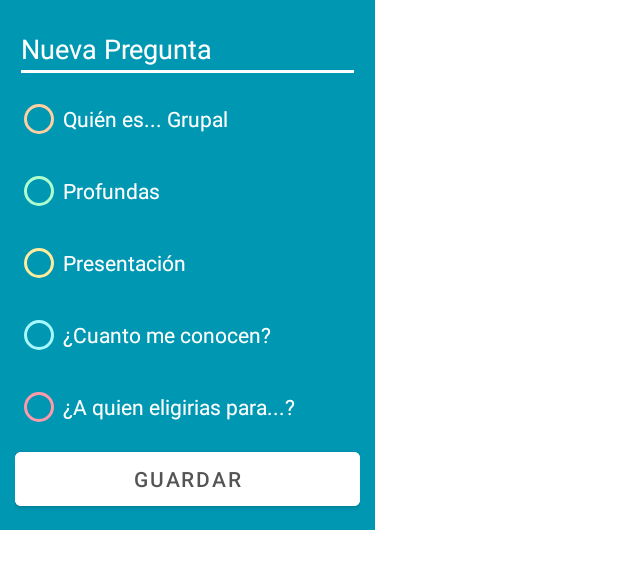
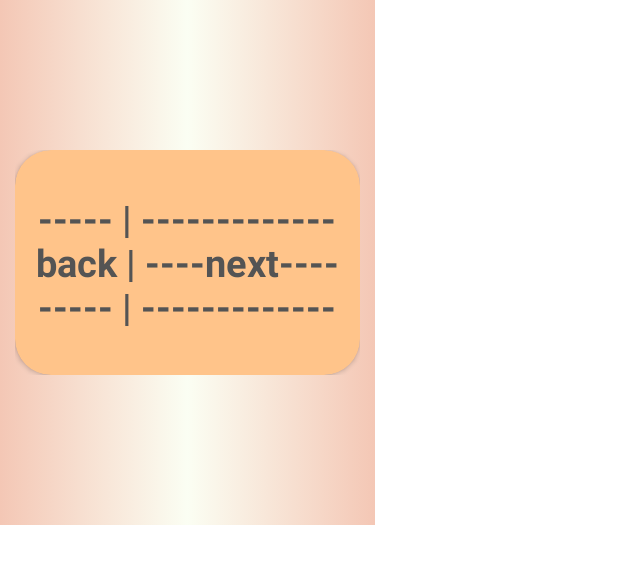
Before and after one commit to EzeDiazTrigo/QuestionsApp, an Android app: the layout dialog_new_question.xml on its own in the app's theme, with its tools: preview values and no code run, on a phone screen of 412 x 824 dp. Shown: the top 569 px of the screen. Run offline under Robolectric (Android 15) with nearby library versions, the phone set to English and light mode, and no system bars.

Commit message:
Boton de ayuda

```diff
--- a/Preguntas1/app/src/main/res/drawable/background.xml
+++ b/Preguntas1/app/src/main/res/drawable/background.xml
@@ -7,7 +7,7 @@
                 android:startColor="@color/background_card2"
                 android:centerColor="@color/background_card1"
                 android:endColor="@color/background_card2"
-                android:type="radial">
+                android:type="linear">
             </gradient>
         </shape>
     </item>
--- /dev/null
+++ b/Preguntas1/app/src/main/res/drawable/ic_question.xml
@@ -0,0 +1,5 @@
+<vector xmlns:android="http://schemas.android.com/apk/res/android" android:height="500dp" android:tint="#000000" android:viewportHeight="24" android:viewportWidth="24" android:width="500dp">
+
+    <path android:fillColor="@android:color/white" android:pathData="M11.07,12.85c0.77,-1.39 2.25,-2.21 3.11,-3.44c0.91,-1.29 0.4,-3.7 -2.18,-3.7c-1.69,0 -2.52,1.28 -2.87,2.34L6.54,6.96C7.25,4.83 9.18,3 11.99,3c2.35,0 3.96,1.07 4.78,2.41c0.7,1.15 1.11,3.3 0.03,4.9c-1.2,1.77 -2.35,2.31 -2.97,3.45c-0.25,0.46 -0.35,0.76 -0.35,2.24h-2.89C10.58,15.22 10.46,13.95 11.07,12.85zM14,20c0,1.1 -0.9,2 -2,2s-2,-0.9 -2,-2c0,-1.1 0.9,-2 2,-2S14,18.9 14,20z"/>
+
+</vector>
--- a/Preguntas1/app/src/main/res/layout/dialog_new_question.xml
+++ b/Preguntas1/app/src/main/res/layout/dialog_new_question.xml
@@ -1,73 +1,50 @@
 <?xml version="1.0" encoding="utf-8"?>
-<LinearLayout xmlns:android="http://schemas.android.com/apk/res/android"
+<androidx.constraintlayout.widget.ConstraintLayout xmlns:android="http://schemas.android.com/apk/res/android"
     android:layout_width="250dp"
     android:layout_height="wrap_content"
+    xmlns:app="http://schemas.android.com/apk/res-auto"
     android:orientation="vertical"
-    android:background="@color/background_card"
-    android:padding="10dp">
+    android:background="@drawable/background"
+    android:paddingHorizontal="10dp"
+    android:paddingVertical="100dp">
 
-    <EditText
-        android:layout_width="match_parent"
-        android:layout_height="wrap_content"
-        android:id="@+id/etQuestion"
-        android:hint="@string/add_question"
-        android:textColor="@color/white"
-        android:textColorHint="@color/white"
-        android:backgroundTint="@color/white"
-        />
-    <RadioGroup
-        android:id="@+id/rgGames"
-        android:layout_width="match_parent"
-        android:layout_height="wrap_content"
-        >
-        <RadioButton
-            android:id="@+id/rbWhois"
+    <androidx.cardview.widget.CardView
+        android:id="@+id/cvQuestionGeneral"
+        android:layout_width="0dp"
+        android:layout_height="150dp"
+
+        android:foregroundGravity="center"
+        app:cardBackgroundColor="@color/block_whois"
+        app:cardCornerRadius="24dp"
+        app:layout_constraintBottom_toBottomOf="parent"
+        app:layout_constraintEnd_toEndOf="parent"
+        app:layout_constraintStart_toStartOf="parent"
+        app:layout_constraintTop_toTopOf="parent">
+
+        <androidx.appcompat.widget.LinearLayoutCompat
             android:layout_width="match_parent"
-            android:layout_height="wrap_content"
-            android:text="@string/whois"
-            android:textColor="@color/white"
-            android:buttonTint="@color/buttom_whois"/>
+            android:layout_height="match_parent"
+            android:gravity="center"
+            android:orientation="vertical">
 
-        <RadioButton
-            android:id="@+id/rbDeep"
-            android:layout_width="match_parent"
-            android:layout_height="wrap_content"
-            android:text="@string/deep"
-            android:textColor="@color/white"
-            android:buttonTint="@color/buttom_deep"/>
+            <TextView
+                android:id="@+id/Question"
+                android:layout_width="wrap_content"
+                android:layout_height="wrap_content"
+                android:gravity="center"
+                android:padding="10dp"
+                android:textColor="@color/textdark"
+                android:textSize="25sp"
+                android:textStyle="bold"
+                app:layout_constraintBottom_toBottomOf="parent"
+                app:layout_constraintEnd_toEndOf="parent"
+                app:layout_constraintStart_toStartOf="parent"
+                app:layout_constraintTop_toTopOf="parent"
+                android:text="@string/help"
 
-        <RadioButton
-            android:id="@+id/rbMet"
-            android:layout_width="match_parent"
-            android:layout_height="wrap_content"
-            android:text="@string/met"
-            android:textColor="@color/white"
-            android:buttonTint="@color/buttom_met"/>
-
-        <RadioButton
-            android:id="@+id/rbPlus"
-            android:layout_width="match_parent"
-            android:layout_height="wrap_content"
-            android:text="@string/plus"
-            android:textColor="@color/white"
-            android:buttonTint="@color/buttom_plus"/>
-
-        <RadioButton
-            android:id="@+id/rbLines"
-            android:layout_width="match_parent"
-            android:layout_height="wrap_content"
-            android:text="@string/lines"
-            android:textColor="@color/white"
-            android:buttonTint="@color/block_15lines"/>
-
-    </RadioGroup>
-
-    <Button
-        android:layout_width="match_parent"
-        android:layout_height="wrap_content"
-        android:text="@string/save"
-        android:textColor="@color/textdark"
-        android:backgroundTint="@color/white"/>
+                />
+        </androidx.appcompat.widget.LinearLayoutCompat>
+    </androidx.cardview.widget.CardView>
 
 
-</LinearLayout>
+</androidx.constraintlayout.widget.ConstraintLayout>
--- a/Preguntas1/app/src/main/res/values/colors.xml
+++ b/Preguntas1/app/src/main/res/values/colors.xml
@@ -9,15 +9,15 @@
     <color name="white">#FFFFFFFF</color>
 
     <color name="background_card1">#fbfef3</color>
-    <color name="background_card2">#feeae3</color>
+    <color name="background_card2">#F4C7B5</color>
 
     <color name="background_card">#0097B2</color>
     <color name="background_disable">#6C6C6C</color>
     <color name="background_todo_app">#6D80EC</color>
     <color name="subtitle_text">#CDCDCD</color>
 
-    <color name="block_whois">#ffd09f</color>
-    <color name="buttom_whois">#ffd09f</color>
+    <color name="block_whois">#FFC48A</color>
+    <color name="buttom_whois">#FFC48A</color>
     <color name="block_deep">#afffce</color>
     <color name="buttom_deep">#afffce</color>
     <color name="block_met">#ffeb9c</color>
@@ -31,8 +31,8 @@
     <color name="textdark">#545454</color>
     <color name="textlight">#545454</color>
     <color name="buttomSave">#E6FFA3</color>
-    <color name="block_debate">#a7e4ff</color>
-    <color name="buttom_debate">#a7e4ff</color>
+    <color name="block_debate">#D0B5FF</color>
+    <color name="buttom_debate">#D0B5FF</color>
     <color name="block_select">#ff99aa</color>
     <color name="buttom_select">#ff99aa</color>
 
--- a/Preguntas1/app/src/main/res/values/strings.xml
+++ b/Preguntas1/app/src/main/res/values/strings.xml
@@ -19,6 +19,7 @@
     <string name="debate">Temas de discusión</string>
     <string name="select">Elecciones</string>
     <string name="selectQuestion">selectQuestions</string>
+    <string name="help">----- | ------------- back | ----next---- ----- | -------------</string>
 
     <string name="whoisTest">whois</string>
 
```
Also changed, not shown: Preguntas1/app/src/main/java/app/game/preguntas1/Preguntas/PreguntasActivity.kt (+15 -0 lines), Preguntas1/app/src/main/res/layout/activity_menu2.xml (+27 -26 lines), Preguntas1/app/src/main/res/layout/activity_preguntas.xml (+12 -2 lines), 1 other file.
